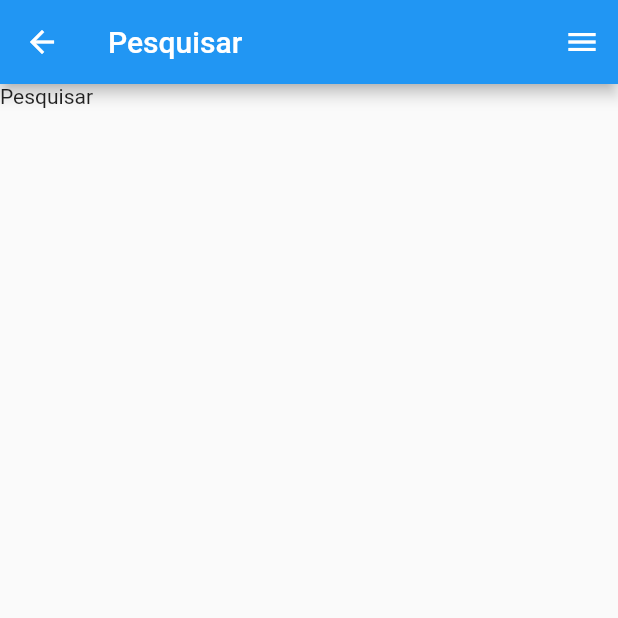
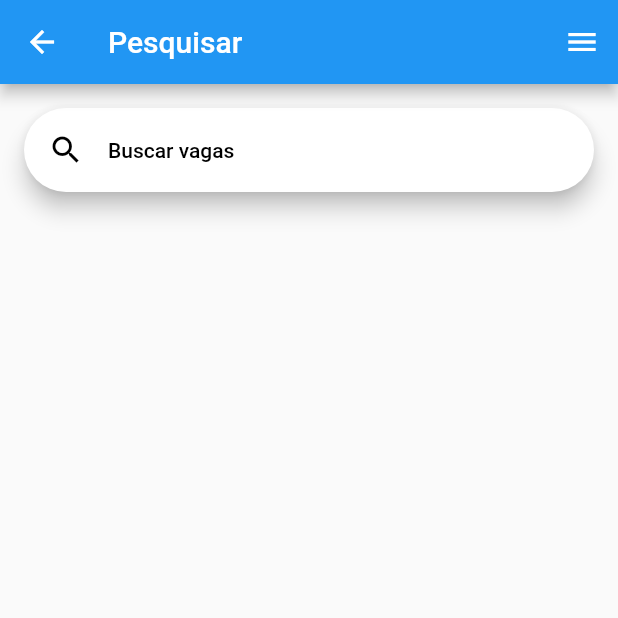
Before and after one commit to pedro-git-projects/toguishi-flutter, a Flutter app: the SearchScreen screen opened directly, on a phone screen of 412 x 824 dp, the top half of it. Run offline on Flutter 3.47's test engine with Material 2 defaults, Android fonts, the phone set to English and light mode, and no system bars; our stand-ins replace flutter_dotenv, flutter_secure_storage; accounts and stored records are empty.

Commit message:
folder structure refactor

```diff
--- /dev/null
+++ b/lib/screens/authenticated/search/filter_screen.dart
@@ -0,0 +1 @@
+// TODO: Screen with from with filters and a filter button at the bottom
--- a/lib/screens/authenticated/search_screen.dart
+++ b/lib/screens/authenticated/search/search_screen.dart
@@ -1,5 +1,6 @@
 import 'package:flutter/material.dart';
 import 'package:toguishi/widgets/ui/drawer_menu.dart';
+import 'package:toguishi/widgets/ui/search_box.dart';
 
 class SearchScreen extends StatelessWidget {
   const SearchScreen({super.key});
@@ -11,7 +12,12 @@ class SearchScreen extends StatelessWidget {
       appBar: AppBar(
         title: const Text('Pesquisar'),
       ),
-      body: const SafeArea(child: Text("Pesquisar")),
+      body: const SafeArea(
+        child: Padding(
+          padding: EdgeInsets.all(16),
+          child: SearchBox(),
+        ),
+      ),
     );
   }
 }
--- /dev/null
+++ b/lib/widgets/ui/advertisement_card.dart
@@ -0,0 +1,2 @@
+// TODO: create a card with the petshop logo and a brief description of the job
+// to be displayed in the home screen
--- /dev/null
+++ b/lib/widgets/ui/search_box.dart
@@ -0,0 +1,42 @@
+import 'package:flutter/material.dart';
+
+class SearchBox extends StatefulWidget {
+  const SearchBox({super.key});
+
+  @override
+  State<SearchBox> createState() => _SearchBoxState();
+}
+
+class _SearchBoxState extends State<SearchBox> {
+  @override
+  Widget build(BuildContext context) {
+    return SearchAnchor(
+        builder: (BuildContext context, SearchController controller) {
+      return SearchBar(
+        hintText: "Buscar vagas",
+        controller: controller,
+        padding: const MaterialStatePropertyAll<EdgeInsets>(
+            EdgeInsets.symmetric(horizontal: 16.0)),
+        onTap: () {
+          controller.openView();
+        },
+        onChanged: (_) {
+          controller.openView();
+        },
+        leading: const Icon(Icons.search),
+      );
+    }, suggestionsBuilder: (BuildContext context, SearchController controller) {
+      return List<ListTile>.generate(5, (int index) {
+        final String item = 'item $index';
+        return ListTile(
+          title: Text(item),
+          onTap: () {
+            setState(() {
+              controller.closeView(item);
+            });
+          },
+        );
+      });
+    });
+  }
+}
```
Also changed, not shown: lib/screens/authenticated/search/job_search_screen.dart (added, +75 -0 lines), lib/widgets/nav/bottom_nav.dart (+10 -4 lines), lib/widgets/ui/job_search_screen.dart (added, +75 -0 lines), lib/screens/authenticated/advertisement/advertise_screen.dart (renamed from lib/screens/authenticated/advertise_screen.dart), lib/screens/authenticated/chat/chat_screen.dart (renamed from lib/screens/authenticated/chat_screen.dart), lib/screens/authenticated/home/home_screen.dart (renamed from lib/screens/authenticated/home_screen.dart).
